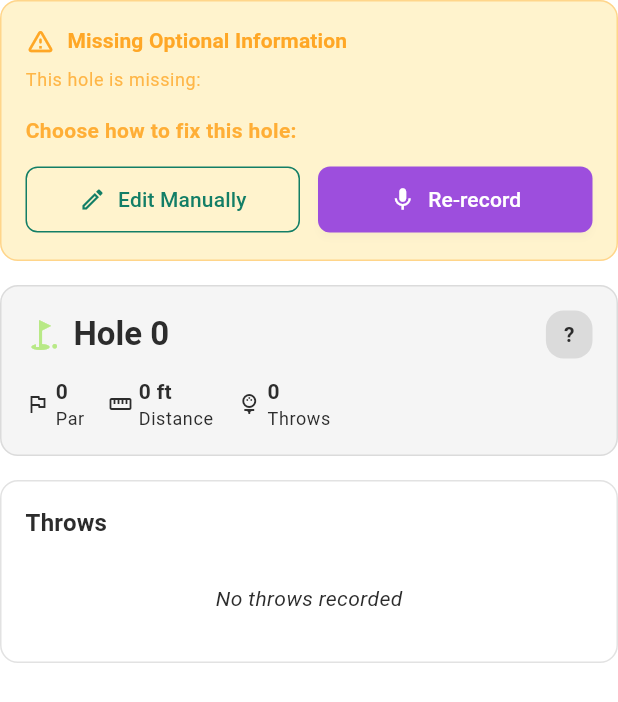
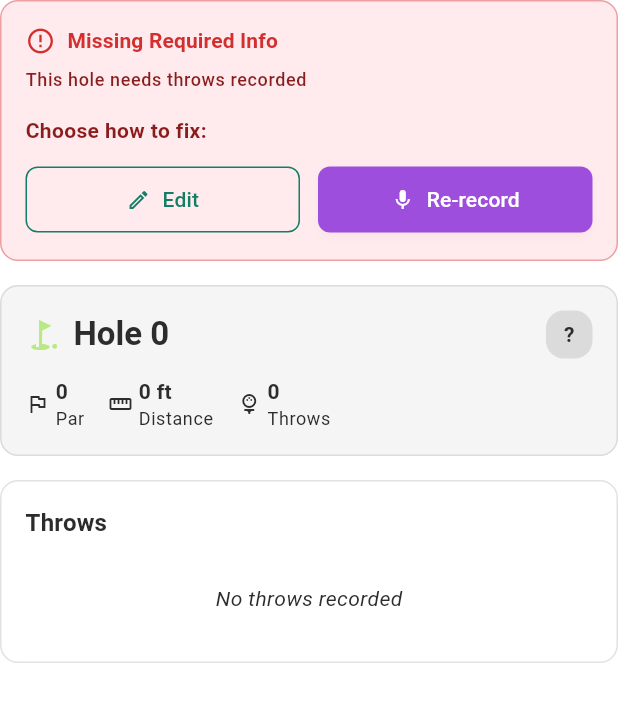
Before and after one commit to joevdiscgolf/turbo_disc_golf, a Flutter app: the IncompleteHoleDetailContent widget shown alone on an empty page, opened directly with empty values, on a phone screen of 412 x 824 dp. Shown: the top 702 px of the screen. Run offline on Flutter 3.47's test engine with Material 3 defaults, Android fonts, the phone set to English and light mode, and no system bars; our stand-ins replace cloud_firestore, firebase_core, flutter_animate, flutter_bounceable, flutter_dotenv, flutter_markdown and 8 more; missing offline and left inert: google_mlkit_text_recognition; accounts and stored records are empty; network calls fail.

Commit message:
Fix incomplete holes grid display and improve dialog UX
1. Fixed editable holes grid bug
   - Now shows tiles for holes with no throws as incomplete
   - Updated _isIncomplete() to check for empty throws array

2. Improved text contrast in warning banner
   - Changed to darker text colors for better readability
   - Amber text: #7A5A00 (was semi-transparent)
   - Red text: #8B1C1C (was semi-transparent)

3. Fixed button text wrapping
   - Changed "Edit Manually" to "Edit" for more compact layout
   - Added maxLines: 1 to prevent wrapping
   - Reduced icon size from 18 to 16
   - Added explicit horizontal padding

4. Fixed missing fields list
   - Added logic to detect when hole just needs throws recorded
   - Shows proper message: "This hole needs throws recorded"
   - Handles case where getMissingFields() returns empty array

5. Fixed dialog title wrapping
   - Changed title from "Fixing Incomplete Holes" to "Fix Holes"
   - Added maxLines: 1 with ellipsis overflow
   - Reduced icon size slightly for better fit

```diff
--- a/lib/screens/round_processing/components/editable_holes_grid.dart
+++ b/lib/screens/round_processing/components/editable_holes_grid.dart
@@ -105,7 +105,10 @@ class _HoleGridItem extends StatelessWidget {
   }
 
   bool _isIncomplete() {
-    return !potentialHole.hasRequiredFields;
+    // Consider incomplete if missing required fields OR has no throws
+    return !potentialHole.hasRequiredFields ||
+        potentialHole.throws == null ||
+        potentialHole.throws!.isEmpty;
   }
 
   @override
--- a/lib/screens/round_processing/components/incomplete_hole_detail_content.dart
+++ b/lib/screens/round_processing/components/incomplete_hole_detail_content.dart
@@ -87,8 +87,29 @@ class IncompleteHoleDetailContent extends StatelessWidget {
   Widget build(BuildContext context) {
     final bool hasRequiredFields = potentialHole.hasRequiredFields;
     final List<String> missingFields = potentialHole.getMissingFields();
-    final Color severityColor = _getSeverityColor(hasRequiredFields);
-    final Color backgroundColor = _getSeverityBackgroundColor(hasRequiredFields);
+
+    // Check if the hole just needs throws recorded
+    final bool needsThrows = (potentialHole.throws == null ||
+                              potentialHole.throws!.isEmpty) &&
+                             missingFields.isEmpty;
+
+    final Color severityColor = _getSeverityColor(hasRequiredFields && !needsThrows);
+    final Color backgroundColor = _getSeverityBackgroundColor(hasRequiredFields && !needsThrows);
+
+    // Use darker text colors for better contrast
+    final Color textColor = hasRequiredFields && !needsThrows
+        ? const Color(0xFF7A5A00) // Darker amber text
+        : const Color(0xFF8B1C1C); // Darker red text
+
+    // Build the missing items message
+    String missingMessage;
+    if (needsThrows) {
+      missingMessage = 'This hole needs throws recorded';
+    } else if (missingFields.isNotEmpty) {
+      missingMessage = 'This hole is missing: ${missingFields.join(', ')}';
+    } else {
+      missingMessage = 'This hole needs additional information';
+    }
 
     return Column(
       crossAxisAlignment: CrossAxisAlignment.start,
@@ -110,7 +131,7 @@ class IncompleteHoleDetailContent extends StatelessWidget {
               Row(
                 children: [
                   Icon(
-                    hasRequiredFields
+                    hasRequiredFields && !needsThrows
                         ? Icons.warning_amber_rounded
                         : Icons.error_outline,
                     color: severityColor,
@@ -119,32 +140,35 @@ class IncompleteHoleDetailContent extends StatelessWidget {
                   const SizedBox(width: 8),
                   Expanded(
                     child: Text(
-                      hasRequiredFields
-                          ? 'Missing Optional Information'
-                          : 'Missing Required Information',
+                      hasRequiredFields && !needsThrows
+                          ? 'Missing Optional Info'
+                          : 'Missing Required Info',
                       style: Theme.of(context).textTheme.titleSmall?.copyWith(
                             fontWeight: FontWeight.bold,
                             color: severityColor,
                           ),
+                      maxLines: 1,
+                      overflow: TextOverflow.ellipsis,
                     ),
                   ),
                 ],
               ),
               const SizedBox(height: 8),
               Text(
-                'This hole is missing: ${missingFields.join(', ')}',
+                missingMessage,
                 style: Theme.of(context).textTheme.bodySmall?.copyWith(
-                      color: severityColor.withValues(alpha: 0.8),
+                      color: textColor,
+                      fontWeight: FontWeight.w500,
                     ),
               ),
               const SizedBox(height: 16),
 
               // Action Buttons
               Text(
-                'Choose how to fix this hole:',
+                'Choose how to fix:',
                 style: Theme.of(context).textTheme.bodyMedium?.copyWith(
                       fontWeight: FontWeight.w600,
-                      color: severityColor.withValues(alpha: 0.9),
+                      color: textColor,
                     ),
               ),
               const SizedBox(height: 12),
@@ -153,12 +177,15 @@ class IncompleteHoleDetailContent extends StatelessWidget {
                   Expanded(
                     child: OutlinedButton.icon(
                       onPressed: () => _handleManualEdit(context),
-                      icon: const Icon(Icons.edit_outlined, size: 18),
-                      label: const Text('Edit Manually'),
+                      icon: const Icon(Icons.edit_outlined, size: 16),
+                      label: const Text('Edit', maxLines: 1),
                       style: OutlinedButton.styleFrom(
                         foregroundColor: const Color(0xFF137e66),
                         side: const BorderSide(color: Color(0xFF137e66)),
-                        padding: const EdgeInsets.symmetric(vertical: 12),
+                        padding: const EdgeInsets.symmetric(
+                          vertical: 12,
+                          horizontal: 8,
+                        ),
                         shape: RoundedRectangleBorder(
                           borderRadius: BorderRadius.circular(8),
                         ),
@@ -169,12 +196,15 @@ class IncompleteHoleDetailContent extends StatelessWidget {
                   Expanded(
                     child: ElevatedButton.icon(
                       onPressed: () => _handleVoiceReRecord(context),
-                      icon: const Icon(Icons.mic, size: 18),
-                      label: const Text('Re-record'),
+                      icon: const Icon(Icons.mic, size: 16),
+                      label: const Text('Re-record', maxLines: 1),
                       style: ElevatedButton.styleFrom(
                         backgroundColor: const Color(0xFF9D4EDD),
                         foregroundColor: Colors.white,
-                        padding: const EdgeInsets.symmetric(vertical: 12),
+                        padding: const EdgeInsets.symmetric(
+                          vertical: 12,
+                          horizontal: 8,
+                        ),
                         shape: RoundedRectangleBorder(
                           borderRadius: BorderRadius.circular(8),
                         ),
--- a/lib/screens/round_processing/components/incomplete_hole_walkthrough_dialog.dart
+++ b/lib/screens/round_processing/components/incomplete_hole_walkthrough_dialog.dart
@@ -179,6 +179,7 @@ class _IncompleteHoleWalkthroughDialogState
                   const Icon(
                     Icons.fact_check,
                     color: Color(0xFF9D4EDD),
+                    size: 22,
                   ),
                   const SizedBox(width: 12),
                   Expanded(
@@ -186,11 +187,13 @@ class _IncompleteHoleWalkthroughDialogState
                       crossAxisAlignment: CrossAxisAlignment.start,
                       children: [
                         Text(
-                          'Fixing Incomplete Holes',
+                          'Fix Holes',
                           style:
                               Theme.of(context).textTheme.titleLarge?.copyWith(
                                     fontWeight: FontWeight.bold,
                                   ),
+                          maxLines: 1,
+                          overflow: TextOverflow.ellipsis,
                         ),
                         Text(
                           'Hole $currentPosition of $totalIncomplete',
```
